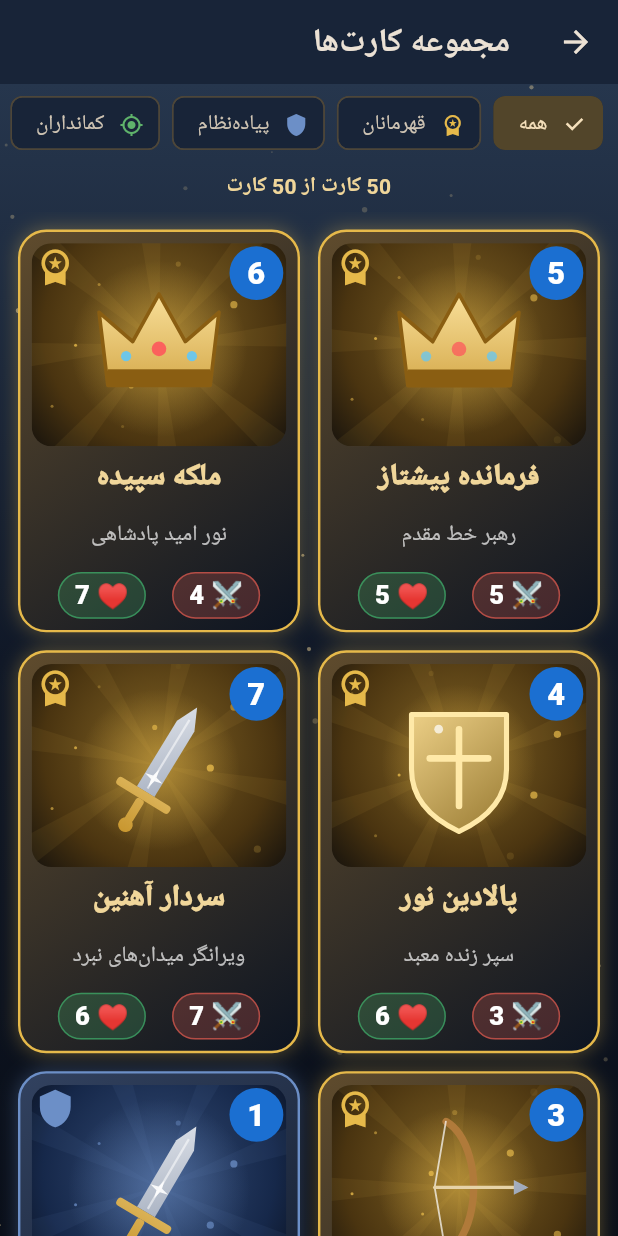
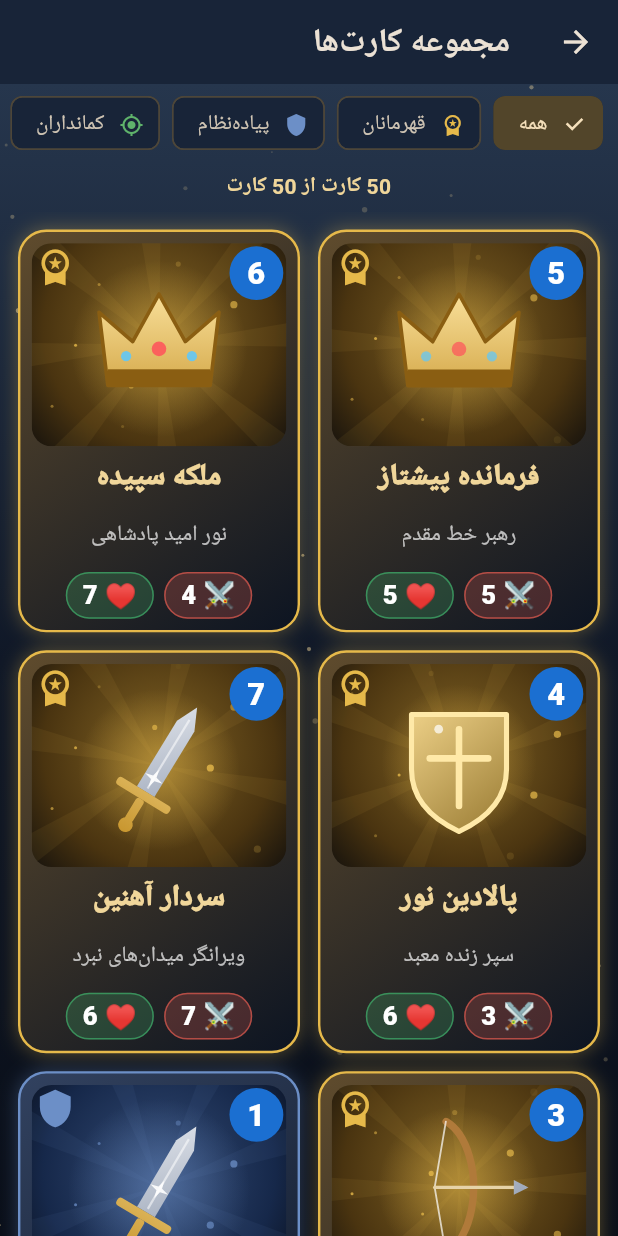
Before and after one commit to askalbasi-spec/FarmanRavayan, a Flutter app: the CardCollectionScreen screen opened directly, on a phone screen of 412 x 824 dp. Run offline on Flutter 3.47's test engine with Material 3 defaults, Android fonts, the phone set to English and light mode, and no system bars; our stand-ins replace shared_preferences; accounts and stored records are empty.

Commit message:
fix: avoid card stats and mission sheet overflow
Co-Authored-By: Claude Sonnet 5.5 <noreply@anthropic.com>
Claude-Session: https://claude.ai/code/session_019qAMK3cZAWmqxSmwQKLWmn

```diff
--- a/lib/game/campaign_screen.dart
+++ b/lib/game/campaign_screen.dart
@@ -66,9 +66,10 @@ class _CampaignScreenState extends State<CampaignScreen> {
     final mission = missions[index];
     showModalBottomSheet<void>(
       context: context,
+      isScrollControlled: true,
       backgroundColor: const Color(0xFF16233A),
       shape: const RoundedRectangleBorder(borderRadius: BorderRadius.vertical(top: Radius.circular(22))),
-      builder: (context) => Padding(
+      builder: (context) => SingleChildScrollView(
         padding: const EdgeInsets.fromLTRB(20, 20, 20, 28),
         child: Column(
           mainAxisSize: MainAxisSize.min,
--- a/lib/game/card_view.dart
+++ b/lib/game/card_view.dart
@@ -111,7 +111,12 @@ class _Stats extends StatelessWidget {
     if (card.heal > 0) {
       chips.add(_chip('✚ ${card.heal}', const Color(0xFF3FC9B5)));
     }
-    return Row(mainAxisAlignment: MainAxisAlignment.spaceEvenly, children: chips);
+    final spaced = <Widget>[];
+    for (var i = 0; i < chips.length; i++) {
+      if (i > 0) spaced.add(SizedBox(width: base * 0.4));
+      spaced.add(chips[i]);
+    }
+    return FittedBox(fit: BoxFit.scaleDown, child: Row(mainAxisSize: MainAxisSize.min, children: spaced));
   }
 
   Widget _chip(String text, Color color) => Container(
```
Also changed, not shown: 1 other file.
